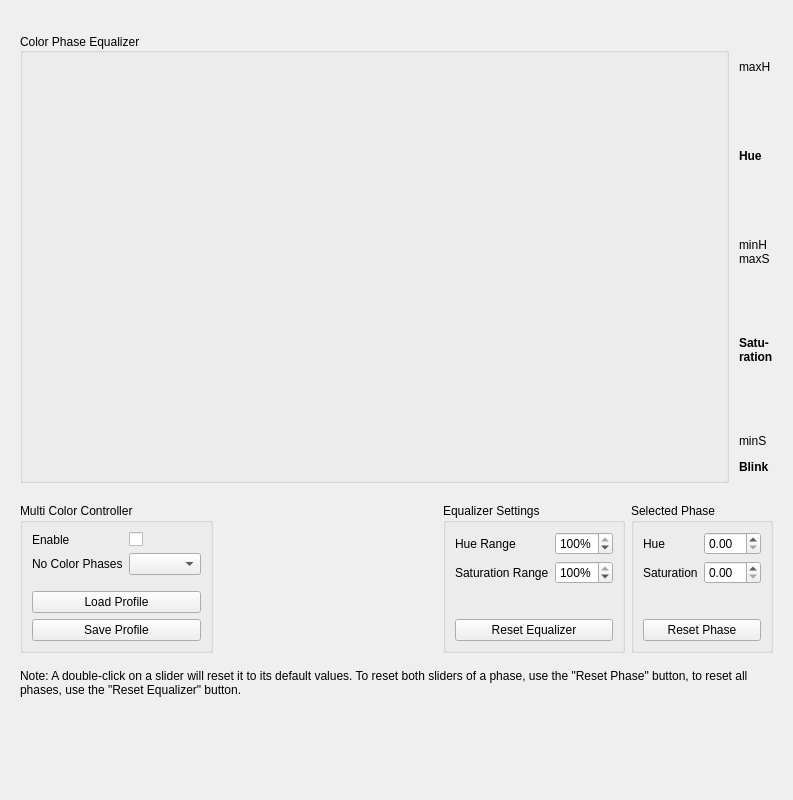
Above: dct_widgets/mcceqbox/mcceqbox.ui from KAYA-Instruments/SDI-Control-Point before the change. Below: the same form after it.
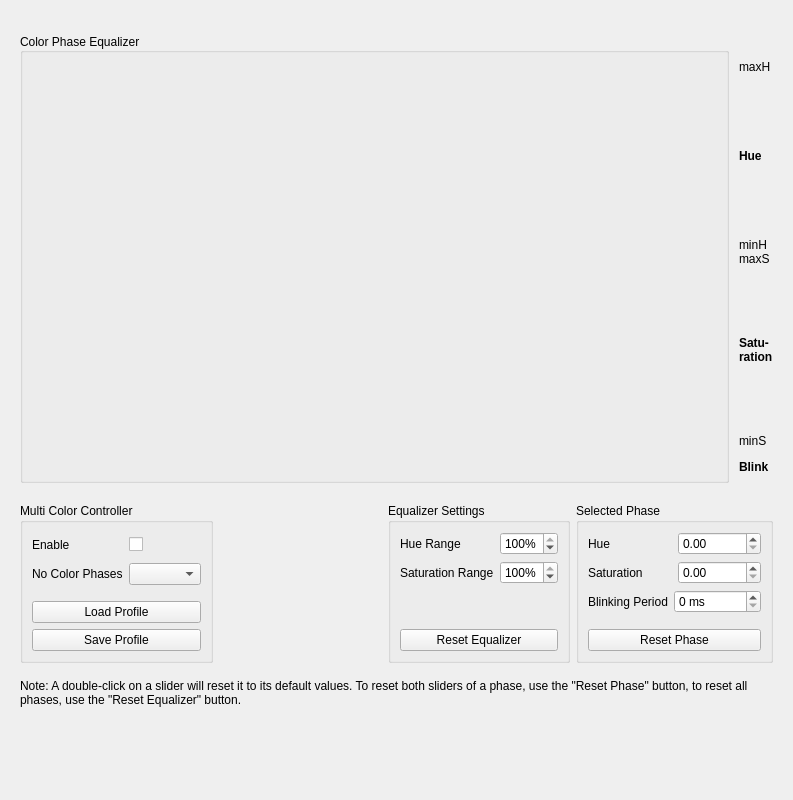
That is the form after the change.

Diff of the .ui file:
```diff
--- a/dct_widgets/mcceqbox/mcceqbox.ui
+++ b/dct_widgets/mcceqbox/mcceqbox.ui
@@ -579,6 +579,30 @@
              </item>
             </layout>
            </item>
+           <item>
+            <layout class="QHBoxLayout" name="horizontalLayout_6">
+             <item>
+              <widget class="QLabel" name="lblBlinkPeriod">
+               <property name="text">
+                <string>Blinking Period</string>
+               </property>
+              </widget>
+             </item>
+             <item>
+              <widget class="QSpinBox" name="sbxBlinkPeriod">
+               <property name="suffix">
+                <string> ms</string>
+               </property>
+               <property name="maximum">
+                <number>100000</number>
+               </property>
+               <property name="singleStep">
+                <number>100</number>
+               </property>
+              </widget>
+             </item>
+            </layout>
+           </item>
            <item>
             <spacer name="verticalSpacer_9">
              <property name="orientation">
```
Left out of the diff: 3 changed lines with no effect on the pictures.
